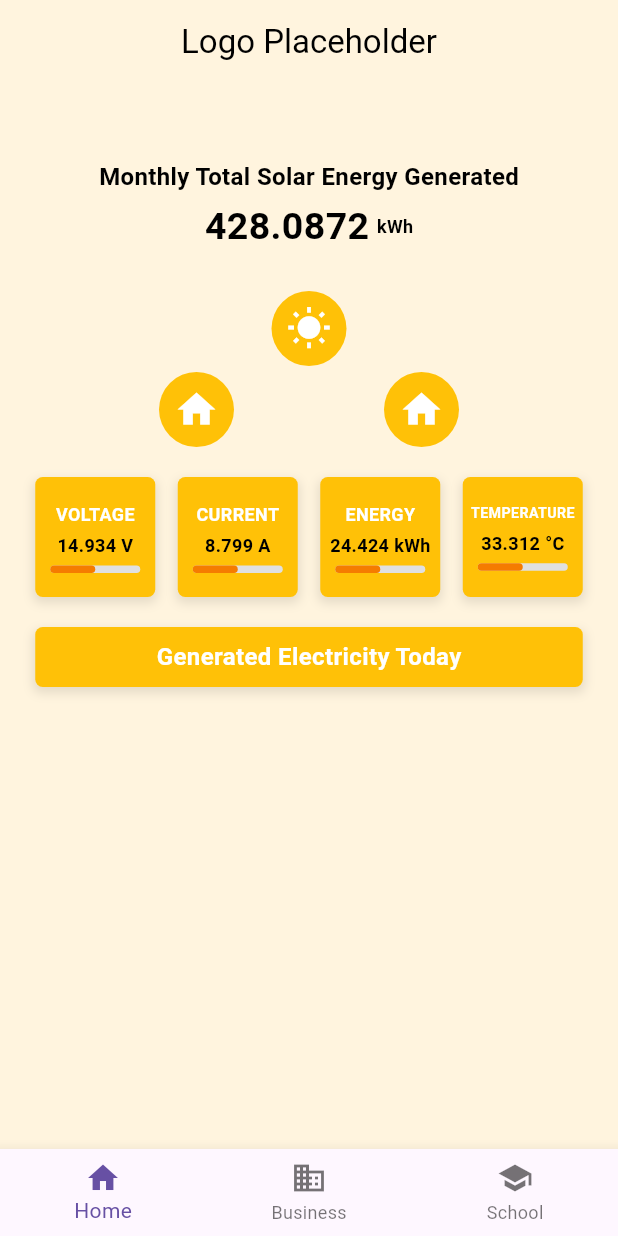
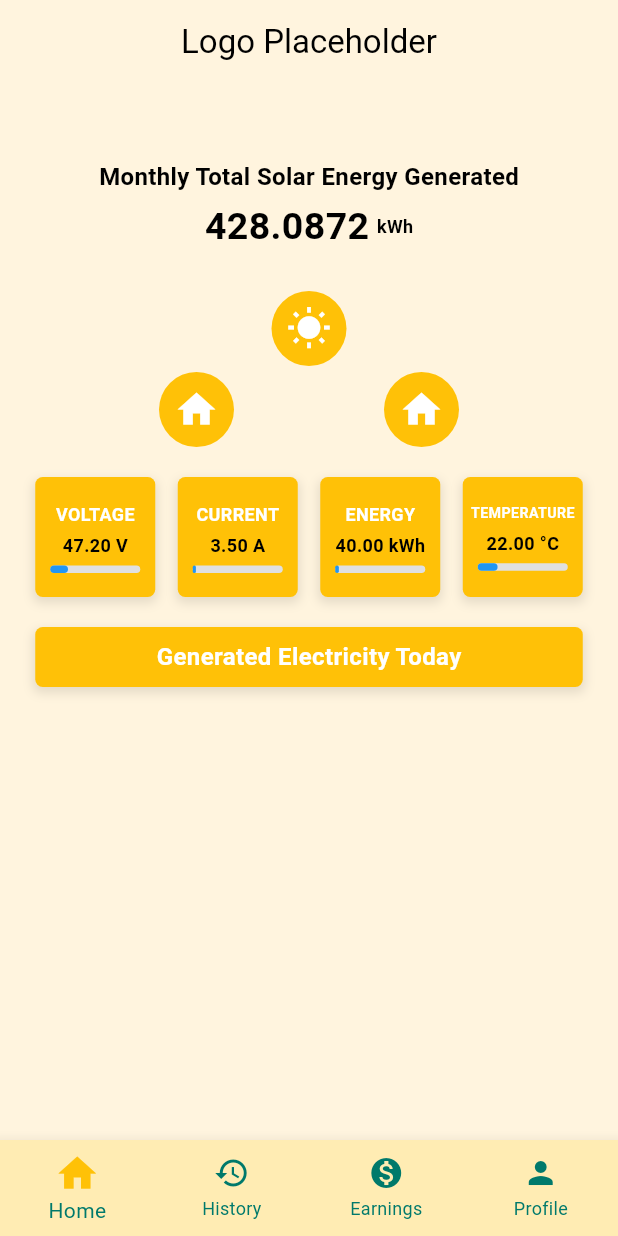
Before and after one commit to Alexdc12345/SINAG, a Flutter app: the screen it shows after launch, on a phone screen of 412 x 824 dp. Run offline on Flutter 3.47's test engine with Material 3 defaults, Android fonts, the light colour scheme and no system bars; our stand-ins replace fl_chart.

Commit message:
Added placeholder variables for voltage, current, energy, and temp for data fetching

```diff
--- a/lib/Screens/Home.dart
+++ b/lib/Screens/Home.dart
@@ -1,8 +1,60 @@
-import 'package:fl_chart/fl_chart.dart';
 import 'package:flutter/material.dart';
 
-class HomePage extends StatelessWidget {
+class HomePage extends StatefulWidget {
   const HomePage({super.key});
+
+  @override
+  _HomePageState createState() => _HomePageState();
+}
+
+class _HomePageState extends State<HomePage> {
+  int _selectedIndex = 0;
+
+  double? voltage;
+  double? current;
+  double? energy;
+  double? temperature;
+
+  @override
+  void initState() {
+    super.initState();
+    _fetchData();
+  }
+
+  Future<void> _fetchData() async {
+    try {
+      final data = await _mockFetchDataFromDatabase();
+      print('Fetched data: $data'); // Debug print
+      setState(() {
+        voltage = data['voltage'];
+        current = data['current'];
+        energy = data['energy'];
+        temperature = data['temperature'];
+      });
+    } catch (e) {
+      print('Error fetching data: $e');
+    }
+  }
+
+  // Database simulation
+  Future<Map<String, dynamic>> _mockFetchDataFromDatabase() async {
+    await Future.delayed(Duration(seconds: 2));
+    return {
+      // Example values for testing
+      'voltage': 47.2,
+      'current': 3.5,
+      'energy': 40.0,
+      'temperature': 22.0,
+    };
+  }
+
+  void _onItemTapped(int index) {
+    if (_selectedIndex != index) {
+      setState(() {
+        _selectedIndex = index;
+      });
+    }
+  }
 
   @override
   Widget build(BuildContext context) {
@@ -17,8 +69,9 @@ class HomePage extends StatelessWidget {
         ),
         centerTitle: true,
       ),
-      backgroundColor: const Color(0xFFFFF4DE), // Background color set to #FFF4DE
-      body: Column(
+      backgroundColor: const Color(0xFFFFF4DE),
+      body: SingleChildScrollView(
+        child: Column(
           children: [
             const SizedBox(height: 50),
             const Column(
@@ -44,7 +97,7 @@ class HomePage extends StatelessWidget {
                         color: Colors.black,
                       ),
                     ),
-                  SizedBox(width: 5), // Added SizedBox to provide space between the Text widgets
+                    SizedBox(width: 5),
                     Text(
                       'kWh',
                       textAlign: TextAlign.center,
@@ -63,7 +116,7 @@ class HomePage extends StatelessWidget {
               children: [
                 CircleAvatar(
                   radius: 25,
-                backgroundColor: Color(0xFFFFC107), // Changed from orange to #FFC107
+                  backgroundColor: Color(0xFFFFC107),
                   child: Icon(Icons.wb_sunny, size: 30, color: Colors.white),
                 ),
                 SizedBox(height: 4),
@@ -72,13 +125,13 @@ class HomePage extends StatelessWidget {
                   children: [
                     CircleAvatar(
                       radius: 25,
-                    backgroundColor: Color(0xFFFFC107), // Changed from orange to #FFC107
+                      backgroundColor: Color(0xFFFFC107),
                       child: Icon(Icons.home, size: 30, color: Colors.white),
                     ),
                     SizedBox(width: 100),
                     CircleAvatar(
                       radius: 25,
-                    backgroundColor: Color(0xFFFFC107), // Changed from orange to #FFC107
+                      backgroundColor: Color(0xFFFFC107),
                       child: Icon(Icons.home, size: 30, color: Colors.white),
                     ),
                   ],
@@ -90,26 +143,26 @@ class HomePage extends StatelessWidget {
               child: Row(
                 mainAxisAlignment: MainAxisAlignment.center,
                 children: [
-                // # VOLTAGE
-                _buildStatusContainer('VOLTAGE', '14.934 V', 0.5),
-                const SizedBox(width: 15), // Space between rectangles
-                // # CURRENT
-                _buildStatusContainer('CURRENT', '8.799 A', 0.5),
-                const SizedBox(width: 15), // Space between rectangles
-                // # ENERGY
-                _buildStatusContainer('ENERGY', '24.424 kWh', 0.5),
-                const SizedBox(width: 15), // Space between rectangles
-                // # TEMPERATURE
-                _buildStatusContainer('TEMPERATURE', '33.312 °C', 0.5),
+                  // Display voltage with a maximum value of 240 volts
+                  _buildStatusContainer('VOLTAGE', voltage, 'V', 240.0),
+                  const SizedBox(width: 15),
+                  // Display current with a maximum value of 100 amps
+                  _buildStatusContainer('CURRENT', current, 'A', 100.0),
+                  const SizedBox(width: 15),
+                  // Display energy with a maximum value of 1000 kWh
+                  _buildStatusContainer('ENERGY', energy, 'kWh', 1000.0),
+                  const SizedBox(width: 15),
+                  // Display temperature with a maximum value of 100°C
+                  _buildStatusContainer('TEMPERATURE', temperature, '°C', 100.0),
                 ],
               ),
             ),
-          const SizedBox(height: 20), // Space below the row of containers
+            const SizedBox(height: 20),
             Container(
-            height: 40, // Adjusted height to fit the text
+              height: 40,
               width: 365,
               decoration: BoxDecoration(
-              color: const Color(0xFFFFC107), // Changed from orange to #FFC107
+                color: const Color(0xFFFFC107),
                 borderRadius: BorderRadius.circular(5.0),
                 boxShadow: [
                   BoxShadow(
@@ -131,31 +184,48 @@ class HomePage extends StatelessWidget {
                 ),
               ),
             ),
-          const SizedBox(height: 25),
           ],
         ),
+      ),
       bottomNavigationBar: BottomNavigationBar(
-        items: const <BottomNavigationBarItem>[
+        backgroundColor: const Color(0xFFFFECB3),
+        unselectedItemColor: const Color(0xFF00796B),
+        selectedItemColor: const Color(0xFF00796B),
+        selectedLabelStyle: const TextStyle(
+          color: Color(0xFF00796B),
+        ),
+        unselectedLabelStyle: const TextStyle(
+          color: Color(0xFF00796B),
+        ),
+        type: BottomNavigationBarType.fixed,
+        currentIndex: _selectedIndex,
+        onTap: _onItemTapped,
+        items: [
           BottomNavigationBarItem(
-            icon: Icon(Icons.home),
+            icon: _buildNavIcon(Icons.home, 0),
             label: 'Home',
           ),
           BottomNavigationBarItem(
-            icon: Icon(Icons.business),
-            label: 'Business',
+            icon: _buildNavIcon(Icons.history, 1),
+            label: 'History',
           ),
           BottomNavigationBarItem(
-            icon: Icon(Icons.school),
-            label: 'School',
+            icon: _buildNavIcon(Icons.monetization_on, 2),
+            label: 'Earnings',
+          ),
+          BottomNavigationBarItem(
+            icon: _buildNavIcon(Icons.person, 3),
+            label: 'Profile',
           ),
         ],
       ),
     );
   }
 
-  Widget _buildStatusContainer(String label, String value, double progress) {
-    // Set color based on progress value
-    Color progressColor = progress == 0 ? const Color(0xFFD0AD67) : const Color(0xFFF57C00);
+  Widget _buildStatusContainer(String label, double? value, String unit, double maxValue) {
+    String displayValue = value != null ? value.toStringAsFixed(2) : '0.00';
+
+    double progressValue = (value ?? 0.0) / maxValue;
 
     return Container(
       width: 80,
@@ -179,14 +249,14 @@ class HomePage extends StatelessWidget {
           Text(
             label,
             style: TextStyle(
-              fontSize: label == 'TEMPERATURE' ? 9.5 : 12, // Decrease font size for "TEMPERATURE"
+              fontSize: label == 'TEMPERATURE' ? 9.5 : 12,
               fontWeight: FontWeight.bold,
               color: Colors.white,
             ),
           ),
           const SizedBox(height: 4),
           Text(
-            value,
+            '$displayValue $unit',
             style: const TextStyle(
               fontSize: 12,
               fontWeight: FontWeight.bold,
@@ -194,7 +264,6 @@ class HomePage extends StatelessWidget {
             ),
           ),
           const SizedBox(height: 5),
-          // Progress bar representation
           Container(
             width: 60,
             height: 5,
@@ -202,19 +271,31 @@ class HomePage extends StatelessWidget {
               color: Colors.grey[300],
               borderRadius: BorderRadius.circular(8.0),
             ),
-            child: FractionallySizedBox(
-              alignment: Alignment.centerLeft,
-              widthFactor: progress, // Adjust this value to set progress level
-              child: Container(
+            child: Stack(
+              children: [
+                Container(
+                  width: 60 * progressValue,
+                  height: 5,
                   decoration: BoxDecoration(
-                  color: progressColor, // Color of the filled part based on progress
+                    color: Colors.blue,
                     borderRadius: BorderRadius.circular(8.0),
                   ),
                 ),
+              ],
             ),
           ),
         ],
       ),
     );
   }
+
+  Widget _buildNavIcon(IconData icon, int index) {
+    bool isSelected = _selectedIndex == index;
+
+    return Icon(
+      icon,
+      color: isSelected ? const Color(0xFFFFC107) : const Color(0xFF00796B),
+      size: isSelected ? 30 : 24,
+    );
   }
+}
```
Also changed, not shown: pubspec.yaml (+6 -3 lines), assets/G1.png (added), assets/earnings_icon.png (added), assets/history_icon.png (added), assets/home_icon.png (added), assets/profile_icon.png (added), lib/Screens/Recommendation.dart (added). Lines whose indentation alone changed are shown as unchanged.
